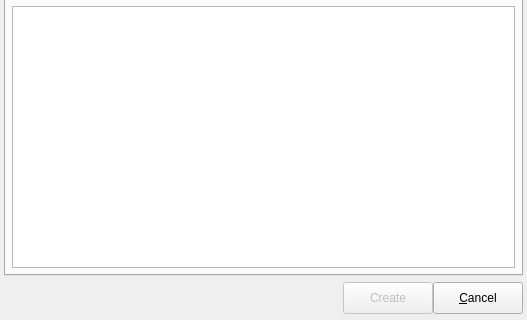
Qt form crashhandler/ui/crashhandler.ui (pgmodeler/pgmodeler) before a commit; both pictures show x 0 to 527 and y 184 to 504 of the 527 by 504 pixel window.
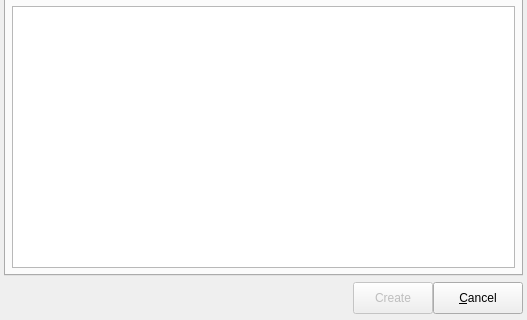
The same form after that commit. Icons and pictures are not drawn.

Commit message: Fixed crash on method ModeloWidget::exibirFormObjeto() when user try to edit some system protected object.

What changed in the file:
```diff
--- a/crashhandler/ui/crashhandler.ui
+++ b/crashhandler/ui/crashhandler.ui
@@ -114,7 +114,7 @@
        </property>
        <property name="minimumSize">
         <size>
-         <width>90</width>
+         <width>0</width>
          <height>32</height>
         </size>
        </property>
```
The commit also changes 1 other file.
